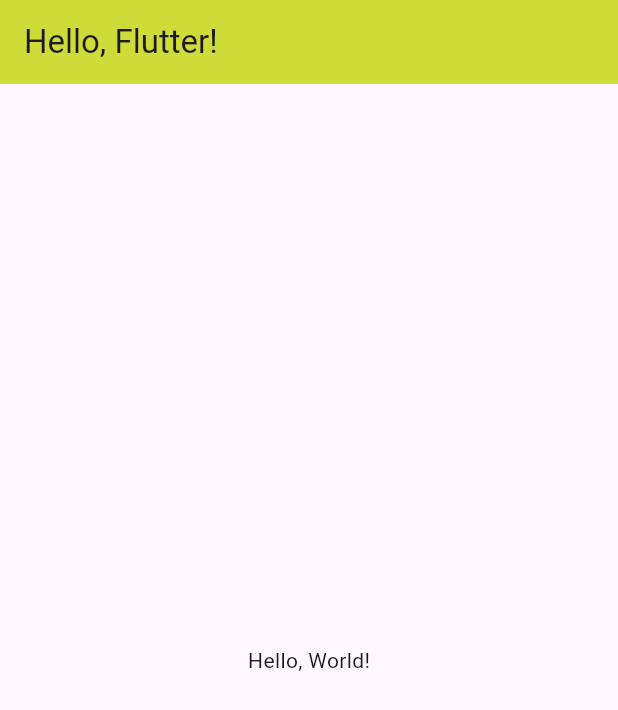
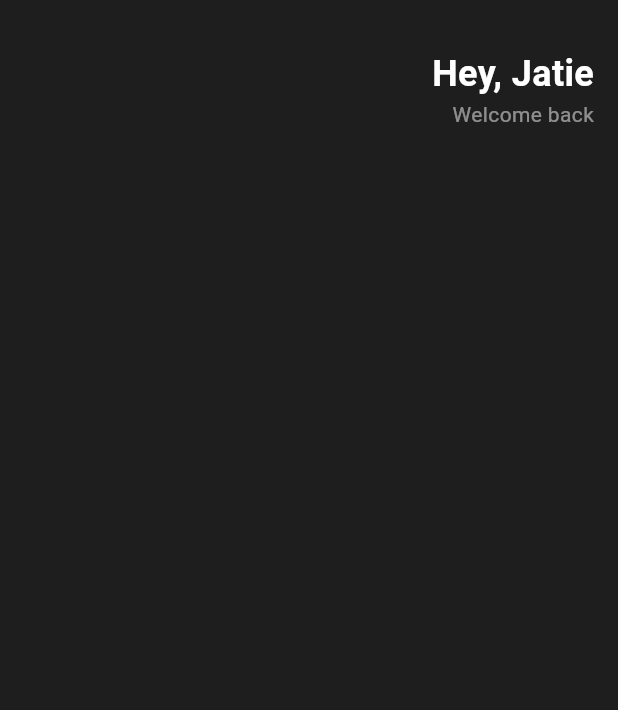
Before and after one commit to leejewon97/flutterUI, a Flutter app: the screen it shows after launch, on a phone screen of 412 x 824 dp. Shown: the top 710 px of the screen. Run offline on Flutter 3.47's test engine with Material 3 defaults, Android fonts, the phone set to English and light mode, and no system bars.

Commit message:
커스텀 UI 구성 AppBar 대신 Column에 SizedBox로 상단 여백을 추가 좌우 Padding은 EdgeInsets.symmetric(horizontal, vertical)로 설정 Column에 Row를 추가하여 Row에 Column을 추가하여 텍스트를 배치

```diff
--- a/lib/main.dart
+++ b/lib/main.dart
@@ -11,12 +11,42 @@ class App extends StatelessWidget {
   Widget build(BuildContext context) {
     return MaterialApp(
       home: Scaffold(
-        appBar: AppBar(
-          title: const Text('Hello, Flutter!'),
-          backgroundColor: Colors.lime,
-        ),
-        body: const Center(
-          child: Text('Hello, World!'),
+        backgroundColor: const Color(0xFF1E1E1E),
+        body: Padding(
+          padding: const EdgeInsets.symmetric(
+            horizontal: 16.0,
+          ),
+          child: Column(
+            children: [
+              const SizedBox(
+                height: 32.0,
+              ),
+              Row(
+                mainAxisAlignment: MainAxisAlignment.end,
+                children: [
+                  Column(
+                    crossAxisAlignment: CrossAxisAlignment.end,
+                    children: [
+                      const Text(
+                        'Hey, Jatie',
+                        style: TextStyle(
+                          color: Colors.white,
+                          fontSize: 24.0,
+                          fontWeight: FontWeight.bold,
+                        ),
+                      ),
+                      Text(
+                        'Welcome back',
+                        style: TextStyle(
+                          color: Colors.white.withOpacity(0.5),
+                        ),
+                      ),
+                    ],
+                  ),
+                ],
+              ),
+            ],
+          ),
         ),
       ),
     );
```
